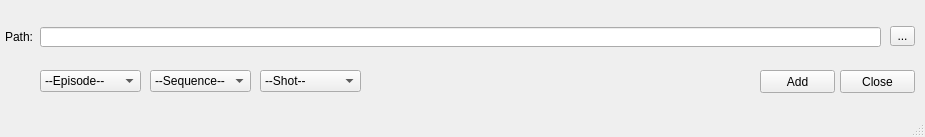
First picture: the form in ui/main.ui, repository iceanimations/addWrite, before the edit.
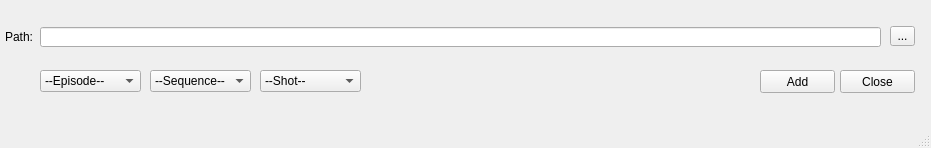
Second picture: the form after the edit.

Commit message: width height changed

```diff
--- a/ui/main.ui
+++ b/ui/main.ui
@@ -6,8 +6,8 @@
    <rect>
     <x>0</x>
     <y>0</y>
-    <width>925</width>
-    <height>137</height>
+    <width>931</width>
+    <height>148</height>
    </rect>
   </property>
   <property name="windowTitle">
```
Left out of the diff: 4 changed lines with no effect on the pictures.
